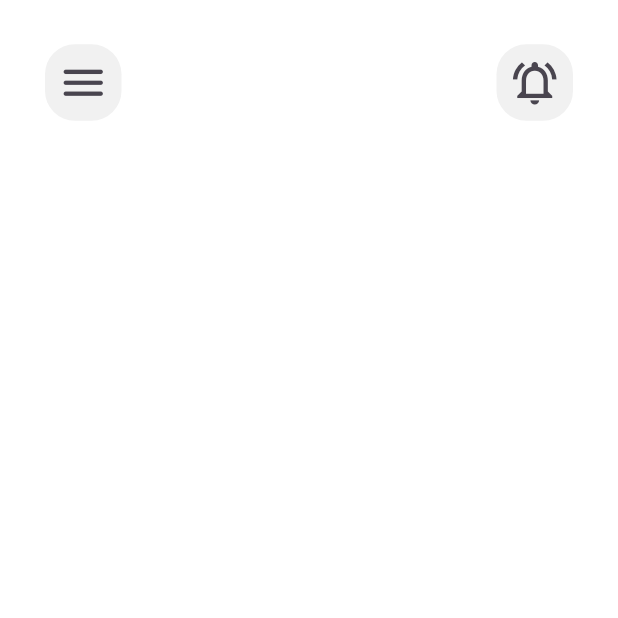
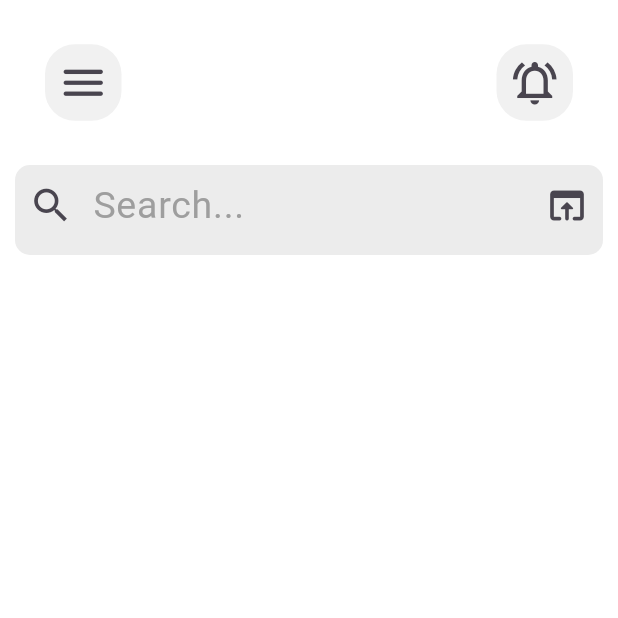
Before and after one commit to Dozie-dev/Shopping-UI, a Flutter app: the screen it shows after launch, on a phone screen of 412 x 824 dp, the top half of it. Run offline on Flutter 3.47's test engine with Material 3 defaults, Android fonts, the phone set to English and light mode, and no system bars.

Commit message:
chore: search bar

```diff
--- a/shopping_ui/lib/pages/intro_pages/homepage.dart
+++ b/shopping_ui/lib/pages/intro_pages/homepage.dart
@@ -42,6 +42,34 @@ class Homepage extends StatelessWidget {
             ),
           ],
         ),
-    );
+        body: Column(
+          children: [
+            Padding(
+              padding: EdgeInsets.all(10.0),
+              child: Container(
+                  height: 60,
+                  decoration: BoxDecoration(
+                    color: Colors.grey.withOpacity(0.2),
+                    borderRadius: BorderRadius.circular(10),
+                  ),
+                  child: TextField(
+                    decoration: InputDecoration(
+                        border: InputBorder.none,
+                        prefixIcon: Icon(
+                          Icons.search,
+                          size: 30,
+                        ),
+                        //VerticalDivider(color: Colors.grey,),
+
+                        hintText: "Search...",
+                        hintStyle: TextStyle(color: Colors.grey, fontSize: 25),
+                        suffixIcon: Icon(
+                          Icons.open_in_browser_rounded,
+                          size: 30,
+                        )),
+                  )),
+            )
+          ],
+        ));
   }
 }
```
Lines whose indentation alone changed are shown as unchanged.
